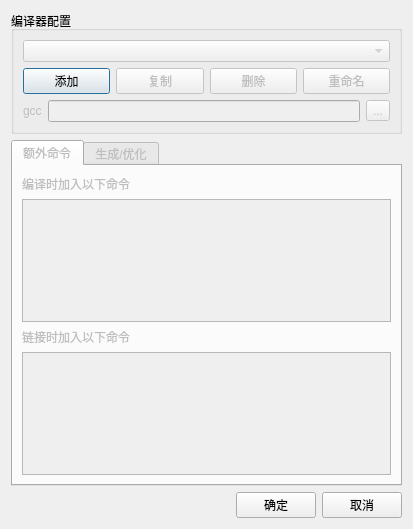
Qt form compileconfig.ui (neko-para/qdevcpp) before a commit.
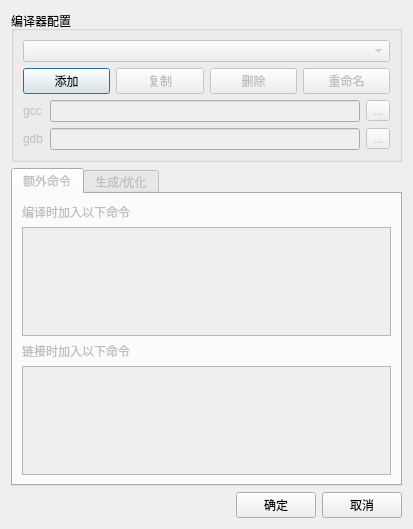
The same form after that commit.

```diff
--- a/compileconfig.ui
+++ b/compileconfig.ui
@@ -69,9 +69,9 @@
        </layout>
       </item>
       <item>
-       <layout class="QHBoxLayout" name="horizontalLayout_3">
-        <item>
-         <widget class="QLabel" name="gccLable">
+       <layout class="QFormLayout" name="formLayout_4">
+        <item row="0" column="0">
+         <widget class="QLabel" name="gccLabel">
           <property name="enabled">
            <bool>false</bool>
           </property>
@@ -80,6 +80,18 @@
           </property>
          </widget>
         </item>
+        <item row="1" column="0">
+         <widget class="QLabel" name="gdbLabel">
+          <property name="enabled">
+           <bool>false</bool>
+          </property>
+          <property name="text">
+           <string>gdb</string>
+          </property>
+         </widget>
+        </item>
+        <item row="0" column="1">
+         <layout class="QHBoxLayout" name="horizontalLayout_3">
         <item>
          <widget class="QLineEdit" name="gccPath">
           <property name="enabled">
@@ -99,6 +111,29 @@
            <string>...</string>
           </property>
          </widget>
+          </item>
+         </layout>
+        </item>
+        <item row="1" column="1">
+         <layout class="QHBoxLayout" name="horizontalLayout_5">
+          <item>
+           <widget class="QLineEdit" name="gdbPath">
+            <property name="enabled">
+             <bool>false</bool>
+            </property>
+           </widget>
+          </item>
+          <item>
+           <widget class="QToolButton" name="gdbBrowse">
+            <property name="enabled">
+             <bool>false</bool>
+            </property>
+            <property name="text">
+             <string>...</string>
+            </property>
+           </widget>
+          </item>
+         </layout>
         </item>
        </layout>
       </item>
```
Lines whose indentation alone changed are shown as unchanged.
